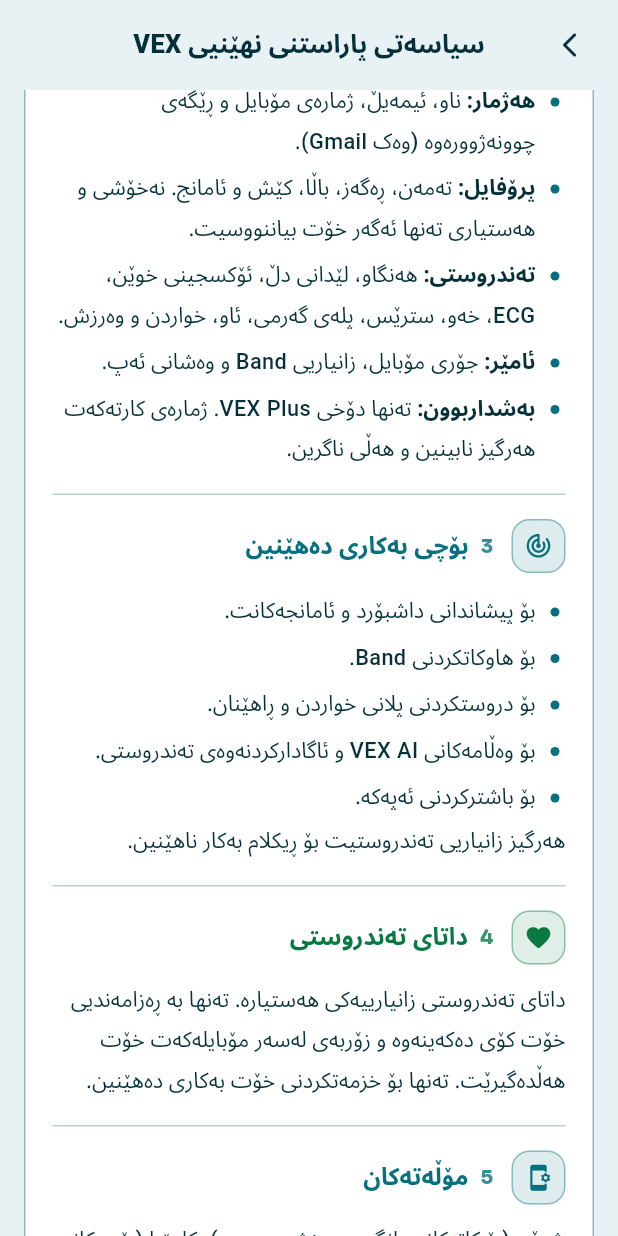
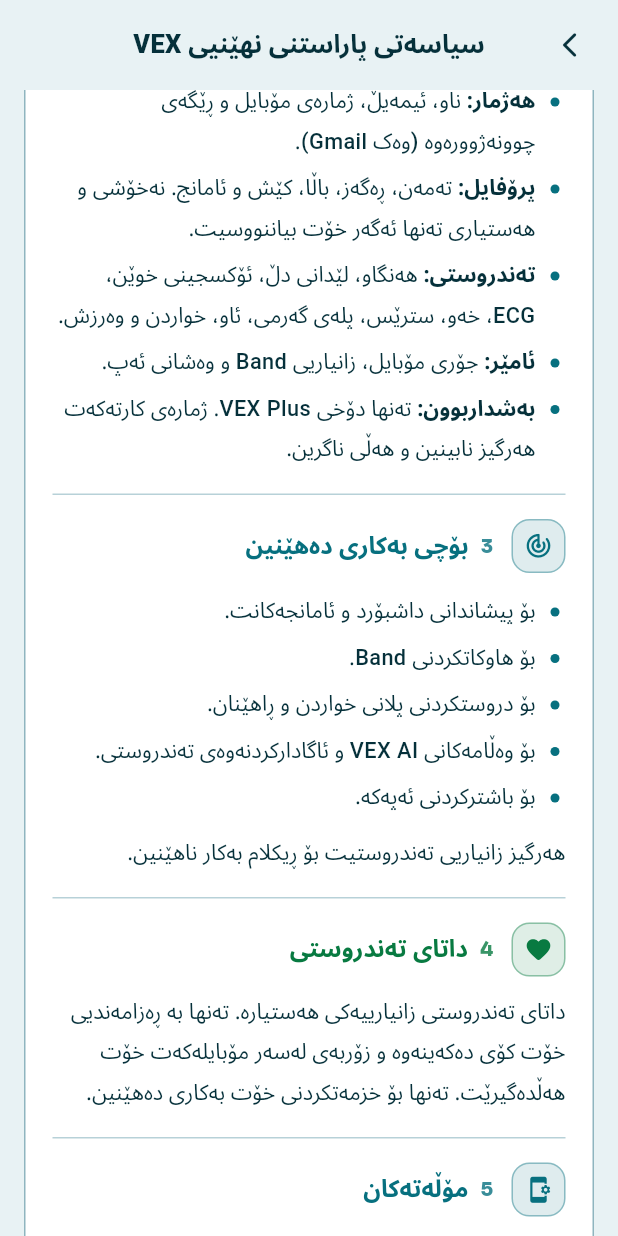
Before and after one commit to ghazigharebb/ghazigharebb, a Flutter app: the PrivacyPolicyPage screen opened directly, scrolled down 576 dp, on a phone screen of 412 x 824 dp. Run offline on Flutter 3.47's test engine with Material 3 defaults, Android fonts, the phone set to English and light mode, and no system bars; our stand-ins replace flutter_blue_plus, flutter_local_notifications, flutter_svg, geocoding, geolocator, google_fonts and 7 more; accounts and stored records are empty; network calls fail; Roboto replaces fonts that are missing (Noto Sans Arabic).

Commit message:
privacy: space after lists
Co-Authored-By: Claude Opus 5.5 <noreply@anthropic.com>
Claude-Session: https://claude.ai/code/session_014jTp89sGXvhipSKSS5nFec

```diff
--- a/vex_health/lib/onboarding/privacy_policy.dart
+++ b/vex_health/lib/onboarding/privacy_policy.dart
@@ -619,14 +619,14 @@ class _PrivacyPolicyPageState extends State<PrivacyPolicyPage> {
             ],
           ),
           const SizedBox(height: 8),
-          for (final line in body.split('\n')) _line(line, k),
+          for (final (j, line) in body.split('\n').indexed) _line(line, k, afterList: j > 0 && body.split('\n')[j - 1].startsWith('• ')),
         ],
       ),
     );
   }
 
   /// دێڕێک: ئەگەر بە «• » دەستی پێکرد ← خاڵ، و ئەوەی پێش «:» ئەستوور دەبێت
-  Widget _line(String line, Color k) {
+  Widget _line(String line, Color k, {bool afterList = false}) {
     final bullet = line.startsWith('• ');
     final text = bullet ? line.substring(2) : line;
     final base = ku(14.5, w: FontWeight.w500, c: V.tx, h: 1.85);
@@ -651,7 +651,7 @@ class _PrivacyPolicyPageState extends State<PrivacyPolicyPage> {
       }
     }
     final rich = Text.rich(TextSpan(style: base, children: spans));
-    if (!bullet) return Padding(padding: const EdgeInsets.only(top: 2), child: rich);
+    if (!bullet) return Padding(padding: EdgeInsets.only(top: afterList ? 10 : 2), child: rich);
     return Padding(
       padding: const EdgeInsetsDirectional.only(top: 4, start: 4),
       child: Row(
```
